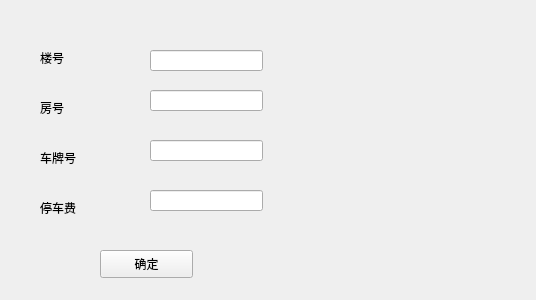
First picture: the form in UI/register_ui/register_parking_space.ui, repository JJLee7447/property_management_system, before the edit.
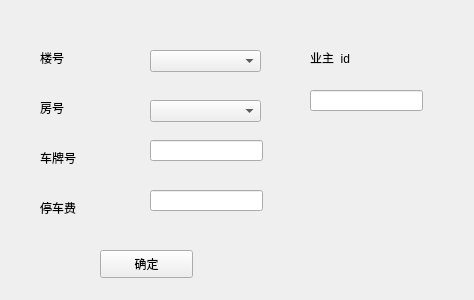
Second picture: the form after the edit.

The edit to the form file:
```diff
--- a/UI/register_ui/register_parking_space.ui
+++ b/UI/register_ui/register_parking_space.ui
@@ -6,7 +6,7 @@
    <rect>
     <x>0</x>
     <y>0</y>
-    <width>536</width>
+    <width>474</width>
     <height>300</height>
    </rect>
   </property>
@@ -65,27 +65,7 @@
     <string>停车费</string>
    </property>
   </widget>
-  <widget class="QLineEdit" name="building_id">
-   <property name="geometry">
-    <rect>
-     <x>150</x>
-     <y>50</y>
-     <width>113</width>
-     <height>21</height>
-    </rect>
-   </property>
-  </widget>
-  <widget class="QLineEdit" name="house_id">
-   <property name="geometry">
-    <rect>
-     <x>150</x>
-     <y>90</y>
-     <width>113</width>
-     <height>21</height>
-    </rect>
-   </property>
-  </widget>
-  <widget class="QLineEdit" name="license">
+  <widget class="QLineEdit" name="license_plate">
    <property name="geometry">
     <rect>
      <x>150</x>
@@ -118,6 +98,52 @@
     <string>确定</string>
    </property>
   </widget>
+  <widget class="QComboBox" name="building_id_comboBox">
+   <property name="geometry">
+    <rect>
+     <x>150</x>
+     <y>50</y>
+     <width>111</width>
+     <height>22</height>
+    </rect>
+   </property>
+  </widget>
+  <widget class="QComboBox" name="house_id_comboBox">
+   <property name="geometry">
+    <rect>
+     <x>150</x>
+     <y>100</y>
+     <width>111</width>
+     <height>22</height>
+    </rect>
+   </property>
+  </widget>
+  <widget class="QLabel" name="label_5">
+   <property name="geometry">
+    <rect>
+     <x>310</x>
+     <y>50</y>
+     <width>72</width>
+     <height>15</height>
+    </rect>
+   </property>
+   <property name="text">
+    <string>业主_id</string>
+   </property>
+  </widget>
+  <widget class="QLineEdit" name="resident_id_lineEdit">
+   <property name="geometry">
+    <rect>
+     <x>310</x>
+     <y>90</y>
+     <width>113</width>
+     <height>21</height>
+    </rect>
+   </property>
+   <property name="readOnly">
+    <bool>true</bool>
+   </property>
+  </widget>
  </widget>
  <resources/>
  <connections/>
```
